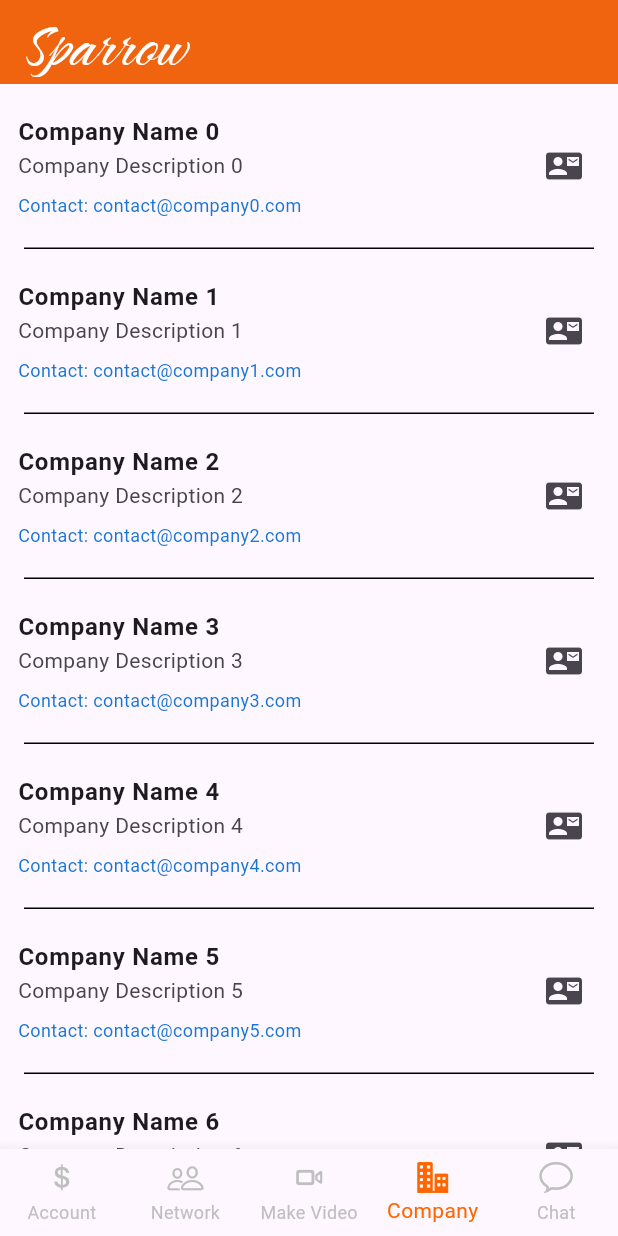
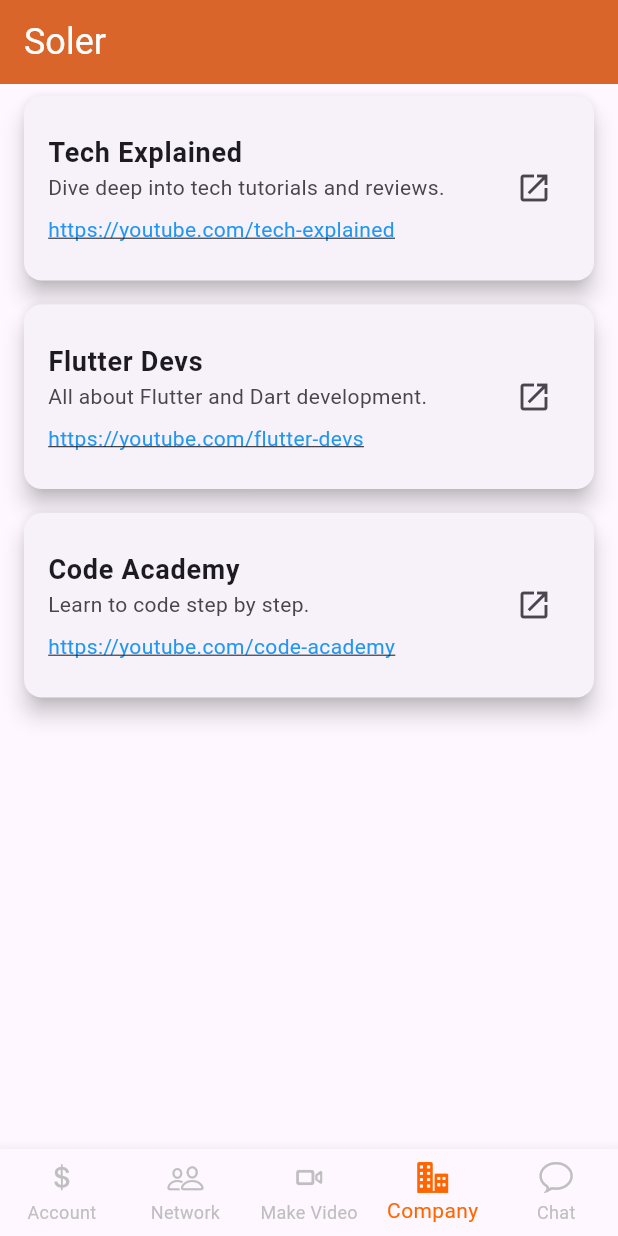
Before and after one commit to ITsparr/star-industry, a Flutter app: the screen it shows after launch, item 4 of the bottom bar chosen, on a phone screen of 412 x 824 dp. Run offline on Flutter 3.47's test engine with Material 3 defaults, Android fonts, the phone set to English and light mode, and no system bars; our stand-ins replace image_picker; network calls fail.

Commit message:
change them

```diff
--- a/lib/element/app_element/drawer_element/about/about_page.dart
+++ b/lib/element/app_element/drawer_element/about/about_page.dart
@@ -1,4 +1,3 @@
-import 'package:flutter/cupertino.dart';
 import 'package:flutter/material.dart';
 
 class AboutPage extends StatelessWidget {
--- a/lib/element/app_element/drawer_element/logout/logout_page.dart
+++ b/lib/element/app_element/drawer_element/logout/logout_page.dart
@@ -1,4 +1,3 @@
-import 'package:flutter/cupertino.dart';
 import 'package:flutter/material.dart';
 
 class LogoutPage extends StatelessWidget {
--- a/lib/element/bottom_navgation_item/my_company_page_content.dart
+++ b/lib/element/bottom_navgation_item/my_company_page_content.dart
@@ -5,61 +5,88 @@ class MyCompanyPageContent extends StatelessWidget {
 
   @override
   Widget build(BuildContext context) {
+    final List<Map<String, String>> ytChannels = [
+      {
+        'name': 'Tech Explained',
+        'description': 'Dive deep into tech tutorials and reviews.',
+        'url': 'https://youtube.com/tech-explained',
+      },
+      {
+        'name': 'Flutter Devs',
+        'description': 'All about Flutter and Dart development.',
+        'url': 'https://youtube.com/flutter-devs',
+      },
+      {
+        'name': 'Code Academy',
+        'description': 'Learn to code step by step.',
+        'url': 'https://youtube.com/code-academy',
+      },
+      // Add more channels as needed
+    ];
+
     return SafeArea(
       child: Scaffold(
         appBar: AppBar(
-          backgroundColor: const Color(0xFFFF6600), // UC Orange
+          backgroundColor:
+              const Color.fromARGB(255, 229, 103, 30), // Custom color
           elevation: 4.0,
           title: const Text(
-            'Sparrow',
+            'Soler',
             style: TextStyle(
-              fontFamily: 'Caramel', // Custom font
-              fontSize: 50, // Font size
+              fontFamily: 'Roboto', // Default font
+              fontSize: 24, // Font size
               color: Colors.white, // Font color
             ),
           ),
         ),
         body: ListView.builder(
-          itemCount: 10 * 2 - 1, // Replace "10" with your actual data length
+          itemCount: ytChannels.length,
           itemBuilder: (context, index) {
-            if (index.isOdd) {
-              // This is a divider position
-              return const Divider(
-                color: Colors.black, // Divider color
-                height: 1, // Divider thickness
-                indent: 16.0, // Indentation
-                endIndent: 16.0, // End indentation
-              );
-            }
+            final channel = ytChannels[index];
 
-            // Calculate the company index by dividing by 2
-            final companyIndex = index ~/ 2;
-
-            return ListTile(
-              contentPadding: const EdgeInsets.all(12.0),
+            return Card(
+              margin:
+                  const EdgeInsets.symmetric(horizontal: 16.0, vertical: 8.0),
+              elevation: 6.0,
+              shape: RoundedRectangleBorder(
+                borderRadius: BorderRadius.circular(12.0),
+              ),
+              child: ListTile(
+                contentPadding: const EdgeInsets.all(16.0),
                 title: Text(
-                'Company Name $companyIndex', // Replace with your company name
-                style: const TextStyle(fontWeight: FontWeight.bold),
+                  channel['name'] ?? '',
+                  style: const TextStyle(
+                    fontWeight: FontWeight.bold,
+                    fontSize: 18,
+                  ),
                 ),
                 subtitle: Column(
                   crossAxisAlignment: CrossAxisAlignment.start,
                   children: [
-                  Text(
-                      'Company Description $companyIndex'), // Replace with your company description
+                    Text(channel['description'] ?? ''),
                     const SizedBox(height: 8.0),
-                  Text(
-                    'Contact: contact@company$companyIndex.com', // Replace with your contact
-                    style: TextStyle(color: Colors.blue[700], fontSize: 12),
+                    GestureDetector(
+                      onTap: () {
+                        print('Opening: ${channel['url']}');
+                        // You can use `url_launcher` to open the URL
+                      },
+                      child: Text(
+                        channel['url'] ?? '',
+                        style: const TextStyle(
+                          color: Colors.blue,
+                          decoration: TextDecoration.underline,
+                        ),
+                      ),
                     ),
                   ],
                 ),
                 trailing: IconButton(
-                icon: const Icon(Icons.contact_mail),
+                  icon: const Icon(Icons.open_in_new),
                   onPressed: () {
-                  // Handle contact action (e.g., open email)
-                  print(
-                      'Contacting Company $companyIndex'); // Replace with your desired action
+                    print('Opening ${channel['name']}');
+                    // Add your action for opening the channel
                   },
+                ),
               ),
             );
           },
--- a/lib/main.dart
+++ b/lib/main.dart
@@ -1,4 +1,6 @@
 import 'package:flutter/material.dart';
+import 'package:flutter_application_1/element/bottom_navgation_item/chat_page_content.dart';
+import 'package:flutter_application_1/screens/home_page.dart';
 import 'starting_screen/splash_screen.dart';
 
 void main() {
@@ -12,7 +14,7 @@ class MyApp extends StatelessWidget {
   Widget build(BuildContext context) {
     return const MaterialApp(
       debugShowCheckedModeBanner: false,
-      home: SplashScreen(),
+      home: HomePage(),
     );
   }
 }
--- a/lib/screens/home_page.dart
+++ b/lib/screens/home_page.dart
@@ -46,7 +46,7 @@ class _HomePageState extends State<HomePage> {
               title: const Text(
                 'Sparrow',
                 style: TextStyle(
-                  fontFamily: 'Caramel', // Custom font
+                  fontFamily: 'Roboto', // Custom font
                   fontSize: 50, // Font size
                   color: Colors.white, // Font color
                 ),
--- a/lib/starting_screen/splash_screen.dart
+++ b/lib/starting_screen/splash_screen.dart
@@ -64,7 +64,7 @@ class SplashScreenState extends State<SplashScreen>
           child: const Text(
             'Sparrow',
             style: TextStyle(
-              fontFamily: 'Caramel', // Custom font
+              fontFamily: 'Roboto', // Custom font
               fontSize: 50, // Font size
               color: Colors.white, // Font color
             ),
```
Also changed, not shown: lib/element/bottom_navgation_item/chat_page_content.dart (+73 -24 lines). Lines whose indentation alone changed are shown as unchanged.
